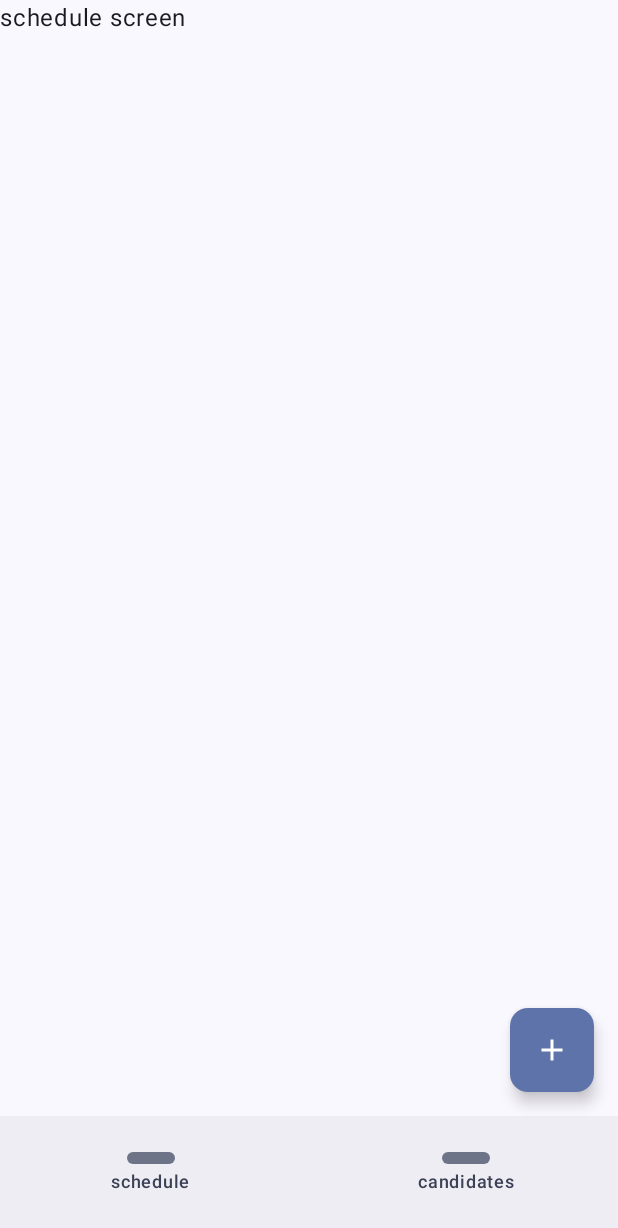
After one commit to shizukanaoki/Yulbo, an Android app built with Jetpack Compose: the ScheduleScreen screen opened through its navigation route, on a phone screen of 412 x 824 dp. The commit adds this screen. Shown: the top 1228 px of the screen. Run offline under Robolectric (Android 15) with nearby library versions, the phone set to English and light mode, and no system bars.

Commit message:
add navigation

```diff
--- a/app/build.gradle.kts
+++ b/app/build.gradle.kts
@@ -59,6 +59,7 @@ dependencies {
     implementation("androidx.compose.ui:ui-graphics")
     implementation("androidx.compose.ui:ui-tooling-preview")
     implementation("androidx.compose.material3:material3")
+    implementation("androidx.navigation:navigation-compose:2.6.0")
     testImplementation("junit:junit:4.13.2")
     androidTestImplementation("androidx.test.ext:junit:1.1.5")
     androidTestImplementation("androidx.test.espresso:espresso-core:3.5.1")
--- /dev/null
+++ b/app/src/main/java/com/example/yulbo/YulboApp.kt
@@ -0,0 +1,11 @@
+package com.example.yulbo
+
+import androidx.compose.runtime.Composable
+import androidx.navigation.NavHostController
+import androidx.navigation.compose.rememberNavController
+import com.example.yulbo.ui.navigation.YulboNavHost
+
+@Composable
+fun YulboApp(navController: NavHostController = rememberNavController()) {
+    YulboNavHost(navController = navController)
+}
--- /dev/null
+++ b/app/src/main/java/com/example/yulbo/ui/navigation/YulboNavGraph.kt
@@ -0,0 +1,41 @@
+package com.example.yulbo.ui.navigation
+
+import StartScreen
+import androidx.compose.material3.Text
+import androidx.compose.runtime.Composable
+import androidx.compose.ui.Modifier
+import androidx.navigation.NavHostController
+import androidx.navigation.compose.NavHost
+import androidx.navigation.compose.composable
+import com.example.yulbo.ui.screens.ScheduleScreen
+
+
+@Composable
+fun YulboNavHost(
+    navController: NavHostController,
+    modifier: Modifier = Modifier,
+) {
+    NavHost(
+        navController = navController,
+        startDestination = "start",
+        modifier = modifier
+    ) {
+        composable(route = "start") {
+            StartScreen{
+                navController.navigate("schedule")
+            }
+        }
+        composable(route = "schedule") {
+            ScheduleScreen()
+        }
+        composable(route = "candidates") {
+            Text(text = "candidates")
+        }
+        composable(route = "confirm") {
+            Text(text = "confirm")
+        }
+        composable(route = "create") {
+            Text(text = "create")
+        }
+    }
+}
--- /dev/null
+++ b/app/src/main/java/com/example/yulbo/ui/screens/ScheduleScreen.kt
@@ -0,0 +1,56 @@
+package com.example.yulbo.ui.screens
+
+import android.annotation.SuppressLint
+import androidx.compose.material.icons.Icons
+import androidx.compose.material.icons.filled.Add
+import androidx.compose.material3.ExperimentalMaterial3Api
+import androidx.compose.material3.FloatingActionButton
+import androidx.compose.material3.Icon
+import androidx.compose.material3.MaterialTheme
+import androidx.compose.material3.NavigationBar
+import androidx.compose.material3.NavigationBarItem
+import androidx.compose.material3.Scaffold
+import androidx.compose.material3.Text
+import androidx.compose.runtime.Composable
+import androidx.compose.ui.Modifier
+
+@Composable
+fun YulboBottomAppBar(
+    navigateToSchedule: () -> Unit,
+    navigateToCandidates: () -> Unit
+) {
+    NavigationBar {
+        NavigationBarItem(selected = true, onClick = { navigateToSchedule() }, icon = { /*TODO*/ }, label = { Text(text = "schedule") })
+        NavigationBarItem(selected = true, onClick = { navigateToCandidates() }, icon = { /*TODO*/ }, label = { Text(text = "candidates") })
+    }
+}
+
+@OptIn(ExperimentalMaterial3Api::class)
+@SuppressLint("UnusedMaterial3ScaffoldPaddingParameter")
+@Composable
+fun ScheduleScreen(
+    modifier: Modifier = Modifier,
+) {
+    Scaffold(
+        modifier = modifier,
+        floatingActionButton = {
+            FloatingActionButton(
+                onClick = {},
+                shape = MaterialTheme.shapes.medium
+            ) {
+                Icon(
+                    imageVector = Icons.Default.Add,
+                    contentDescription = null
+                )
+            }
+        },
+        bottomBar = {
+            YulboBottomAppBar(
+                navigateToCandidates = {},
+                navigateToSchedule = {}
+            )
+        }
+    ) { innerPadding ->
+        Text(text = "schedule screen")
+    }
+}
--- /dev/null
+++ b/app/src/main/java/com/example/yulbo/ui/screens/StartScreen.kt
@@ -0,0 +1,9 @@
+import androidx.compose.material3.Text
+import androidx.compose.runtime.Composable
+
+@Composable
+fun StartScreen(
+    navigateToSchedule: () -> Unit
+) {
+    Text(text = "start screen")
+}
```
Also changed, not shown: app/src/main/java/com/example/yulbo/MainActivity.kt (+6 -17 lines).
